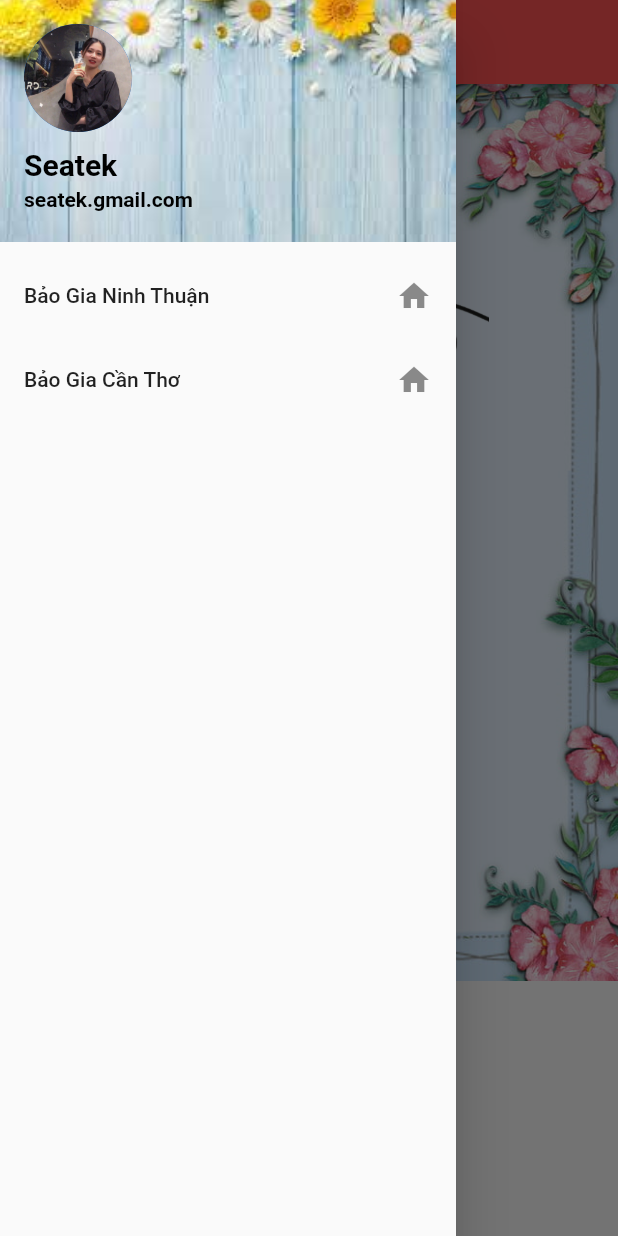
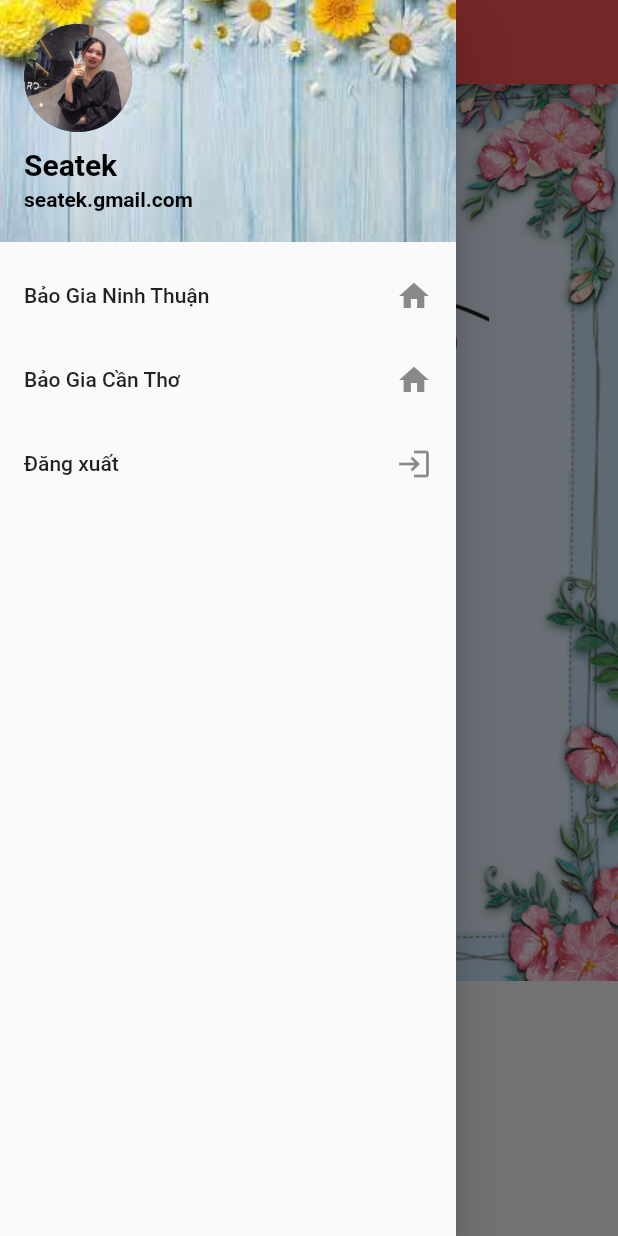
Before and after one commit to MyHuyen2922/farm, a Flutter app: the NavDrawer screen opened by its route, with the side drawer open, on a phone screen of 412 x 824 dp. Run offline on Flutter 3.47's test engine with Material 2 defaults, Android fonts, the phone set to English and light mode, and no system bars; our stand-ins replace firebase_auth, firebase_core, firebase_database; accounts and stored records are empty.

Commit message:
update 11/2

```diff
--- a/lib/components/navdrawer.dart
+++ b/lib/components/navdrawer.dart
@@ -1,11 +1,19 @@
+import 'package:farm/Services/AuthenticationService.dart';
 import 'package:farm/components/farm_nt.dart';
 import 'package:farm/components/farn_ct.dart';
 import 'package:farm/components/seatek.dart';
 import 'package:flutter/gestures.dart';
 import 'package:flutter/material.dart';
 
-class NavDrawer extends StatelessWidget {
+class NavDrawer extends StatefulWidget {
+  @override
+  State<NavDrawer> createState() => _NavDrawerState();
+}
+
+class _NavDrawerState extends State<NavDrawer> {
   final padding = EdgeInsets.symmetric(horizontal: 20);
+
+  final AuthenticationServices _auth = AuthenticationServices();
 
   @override
   Widget build(BuildContext context) {
@@ -13,12 +21,10 @@ class NavDrawer extends StatelessWidget {
       appBar: AppBar(
         title: Container(
           padding: EdgeInsets.fromLTRB(47, 0, 0, 0),
-            child: Text(
-              "Khu vườn Seatek",
-              style: TextStyle(
-                  fontWeight: FontWeight.bold,
-                  color: Colors.white),
-            ),
+          child: Text(
+            "Khu vườn Seatek",
+            style: TextStyle(fontWeight: FontWeight.bold, color: Colors.white),
+          ),
         ),
         backgroundColor: Colors.redAccent,
       ),
@@ -75,6 +81,15 @@ class NavDrawer extends StatelessWidget {
                 );
               },
             ),
+            ListTile(
+              title: Text("Đăng xuất"),
+              trailing: Icon(Icons.login_outlined),
+              onTap: () async {
+                await _auth.signOut().then((result) {
+                  Navigator.pushNamed(context, '/login');
+                });
+              },
+            ),
           ],
         ),
       ),
--- a/lib/components/signup.dart
+++ b/lib/components/signup.dart
@@ -22,7 +22,7 @@ class _SignUpState extends State<SignUp> {
   void vaildation() {
     final FormState? _form = _formkey.currentState;
     if (_form!.validate()) {
-      print(onchangeval);
+      createUser();
     } else {
       print("No");
     }
@@ -139,7 +139,7 @@ class _SignUpState extends State<SignUp> {
                           }),*/
                       MyButton(
                           press: () {
-                            createUser();
+                            vaildation();
                           },
                           text: "Sign up"),
                       ChangeScreen(
```
Also changed, not shown: lib/Services/AuthenticationService.dart (+11 -0 lines), lib/components/login.dart (+2 -6 lines), lib/main.dart (+5 -2 lines), 1 other file.
